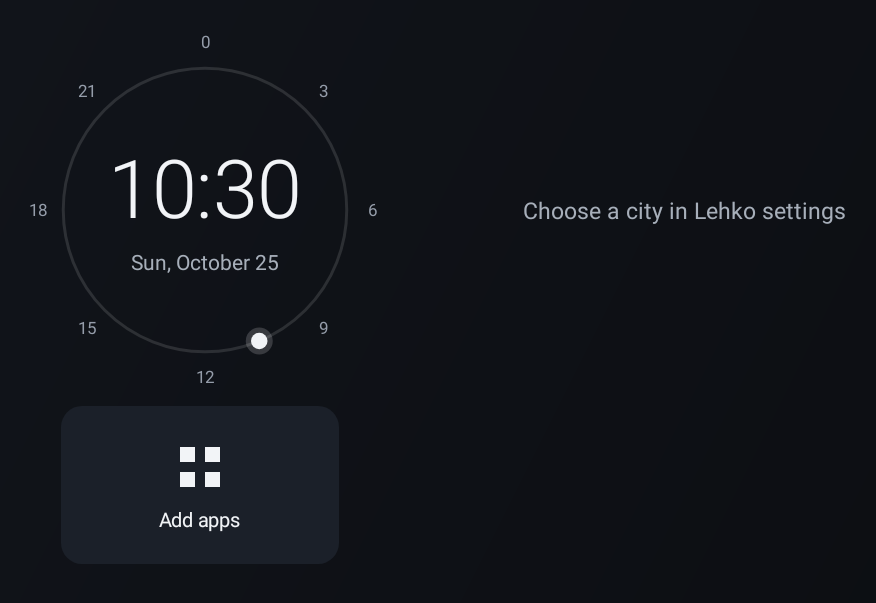
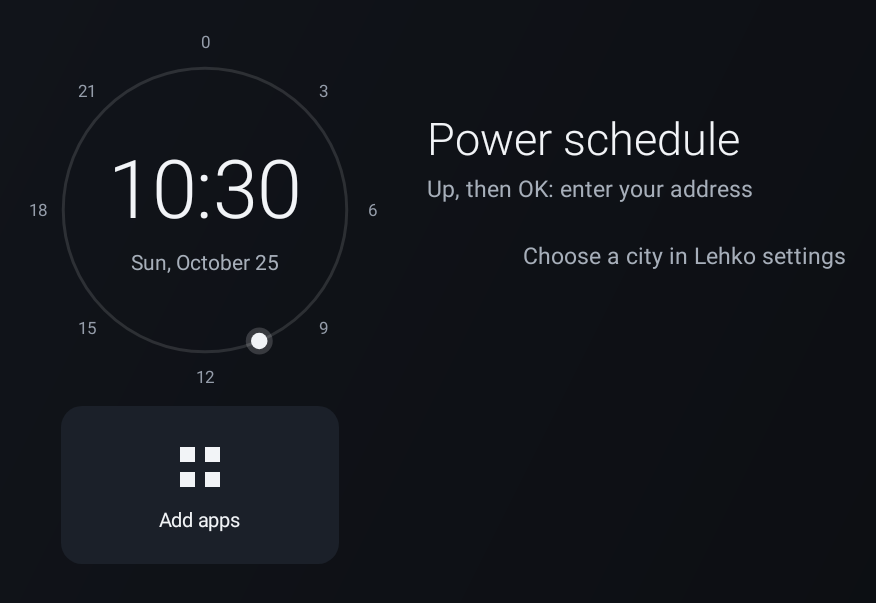
Before and after one commit to manoff4sv-lgtm/lehko-tv, an Android app: the screen it shows after launch (HomeActivity), after a tap on "Try the Lehko home screen", on a phone screen of 824 x 412 dp (held sideways). Shown: the top 603 px of the screen, without its empty margins (11-887 px from the left). Run offline under Robolectric (Android 15) with nearby library versions, the phone set to English and light mode, and no system bars; pictures from the network do not load.

Commit message:
Home: invite to set up the power schedule, OK on the panel opens it
On a first run the power lines were simply empty, and the schedule could
only be found in Lehko settings. Until it is set up, the power lines now
say "Power schedule · Up, then OK: enter your address". OK on the info
panel opens Lehko settings at the outage row (an Intent extra handled in
onCreate, onNewIntent and onResume), and straight into the setup (region,
then address or group) while the invitation shows. Picking "Off" in the
outage dialog is recorded, so the invitation never comes back after that.

Co-Authored-By: Claude Opus 5.5 <noreply@anthropic.com>
Claude-Session: https://claude.ai/code/session_012AVxQsPh9VRMGTGBy3fk7D

```diff
--- a/app/src/main/java/ua/lehko/tv/HomeActivity.java
+++ b/app/src/main/java/ua/lehko/tv/HomeActivity.java
@@ -264,6 +264,13 @@ public final class HomeActivity extends Activity {
             @Override public void onFocusChange(View v, boolean hasFocus) {
                 details.setVisibility(hasFocus ? View.VISIBLE : View.INVISIBLE);
                 if (ratesLong != null) ratesLine.setText(hasFocus ? ratesLong : ratesShort);
+            }
+        });
+        // OK on it: the outage schedule in Lehko settings (its setup, while the power lines invite to it).
+        info.setOnClickListener(new View.OnClickListener() {
+            @Override public void onClick(View v) {
+                Apps.start(HomeActivity.this, new Intent(HomeActivity.this, SettingsActivity.class)
+                        .putExtra(SettingsActivity.EXTRA_OUTAGES, true));
             }
         });
 
@@ -1075,13 +1082,20 @@ public final class HomeActivity extends Activity {
         }
     };
 
-    /** The ring, the two power lines and tomorrow's bar (details). Without outages: a plain 24-hour ring. */
+    /**
+     * The ring, the two power lines and tomorrow's bar (details). Without outages: a plain 24-hour ring, and until the
+     * schedule is set up or turned off in Lehko settings, an invitation to set it up in the power lines' place.
+     */
     private void showOutage() {
         if (!Outages.enabled(this)) {
             Calendar now = Calendar.getInstance();
             dial.set(null, now.get(Calendar.HOUR_OF_DAY) * 60 + now.get(Calendar.MINUTE));
-            powerTitle.setVisibility(View.GONE);
-            powerDetail.setVisibility(View.GONE);
+            int invite = SettingsActivity.outageInvite(this) ? View.VISIBLE : View.GONE;
+            powerTitle.setText(R.string.outage_invite_title);
+            powerTitle.setVisibility(invite);
+            powerDetail.setText(R.string.outage_invite_detail);
+            powerDetail.setContentDescription(null);
+            powerDetail.setVisibility(invite);
             tomorrowBox.setVisibility(View.GONE);
             return;
         }
--- a/app/src/main/java/ua/lehko/tv/SettingsActivity.java
+++ b/app/src/main/java/ua/lehko/tv/SettingsActivity.java
@@ -47,9 +47,13 @@ public final class SettingsActivity extends Activity {
     private long lastClick;
     /** On screen. Back on Android 12+ only moves Settings behind, so a result may arrive while nobody sees it. */
     private boolean visible;
+    /** Opened with {@link #EXTRA_OUTAGES}: the outage row is shown once the rows are built. */
+    private boolean toOutages;
 
     @Override protected void onCreate(Bundle state) {
         super.onCreate(state);
+        // Not again when the screen is only recreated (a new language, say): the intent is still the same.
+        if (state == null) toOutages = getIntent().getBooleanExtra(EXTRA_OUTAGES, false);
         setContentView(R.layout.settings);
         list = findViewById(R.id.list);
         status = findViewById(R.id.status);
@@ -74,6 +78,20 @@ public final class SettingsActivity extends Activity {
         super.onResume();
         buildRows();
         list.requestFocus();
+        if (toOutages) {
+            toOutages = false;
+            for (int i = 0; i < rows.size(); i++) if (rows.get(i)[0] == OUTAGES) list.setSelection(i);
+            // While the home screen invites to set the schedule up: straight into the setup (region, then address or
+            // group), as OK on the row goes. Not while a switch runs, which locks the list.
+            if (!busy && outageInvite(this)) outageRegion();
+        }
+    }
+
+    /** Already open (behind the home screen) and opened again: maybe from the home screen's info panel. */
+    @Override protected void onNewIntent(Intent intent) {
+        super.onNewIntent(intent);
+        setIntent(intent);
+        toOutages = intent.getBooleanExtra(EXTRA_OUTAGES, false);
     }
 
     @Override protected void onStop() {
@@ -583,6 +601,16 @@ public final class SettingsActivity extends Activity {
 
     // MARK: - Outage schedule
 
+    /** OK on the home screen's info panel: the outage row, and straight into the setup while the panel invites. */
+    static final String EXTRA_OUTAGES = "ua.lehko.tv.extra.OUTAGES";
+    /** "Off" was picked in the outage dialog: the home screen doesn't invite to set the schedule up any more. */
+    static final String P_OUTAGES_DECLINED = "outages_declined";
+
+    /** The schedule isn't set up and wasn't turned off on purpose: the home screen invites to set it up. */
+    static boolean outageInvite(Context c) {
+        return !Outages.enabled(c) && !Prefs.of(c).getBoolean(P_OUTAGES_DECLINED, false);
+    }
+
     private void outageRegion() {
         final Outages.Region[] regions = Outages.REGIONS;
         CharSequence[] labels = new CharSequence[regions.length + 1];
@@ -593,6 +621,7 @@ public final class SettingsActivity extends Activity {
                 .setItems(labels, new DialogInterface.OnClickListener() {
                     @Override public void onClick(DialogInterface d, int which) {
                         if (which == 0) {
+                            Prefs.of(SettingsActivity.this).edit().putBoolean(P_OUTAGES_DECLINED, true).apply();
                             Outages.turnOff(SettingsActivity.this);
                             buildRows();
                         } else {
--- a/app/src/main/res/values/strings.xml
+++ b/app/src/main/res/values/strings.xml
@@ -44,6 +44,8 @@
     <string name="adb_no_answer">The TV’s debugging service didn’t answer. Try again in a minute.</string>
     <string name="city_dnipro">Dnipro</string>
     <string name="city_odesa">Odesa</string>
+    <string name="outage_invite_title">Power schedule</string>
+    <string name="outage_invite_detail">Up, then OK: enter your address</string>
     <string name="weather_pick_city">Choose a city in Lehko settings</string>
     <string name="weather_loading">Loading the weather…</string>
     <string name="weather_old">No update since %s</string>
```
Also changed, not shown: 3 other files.
